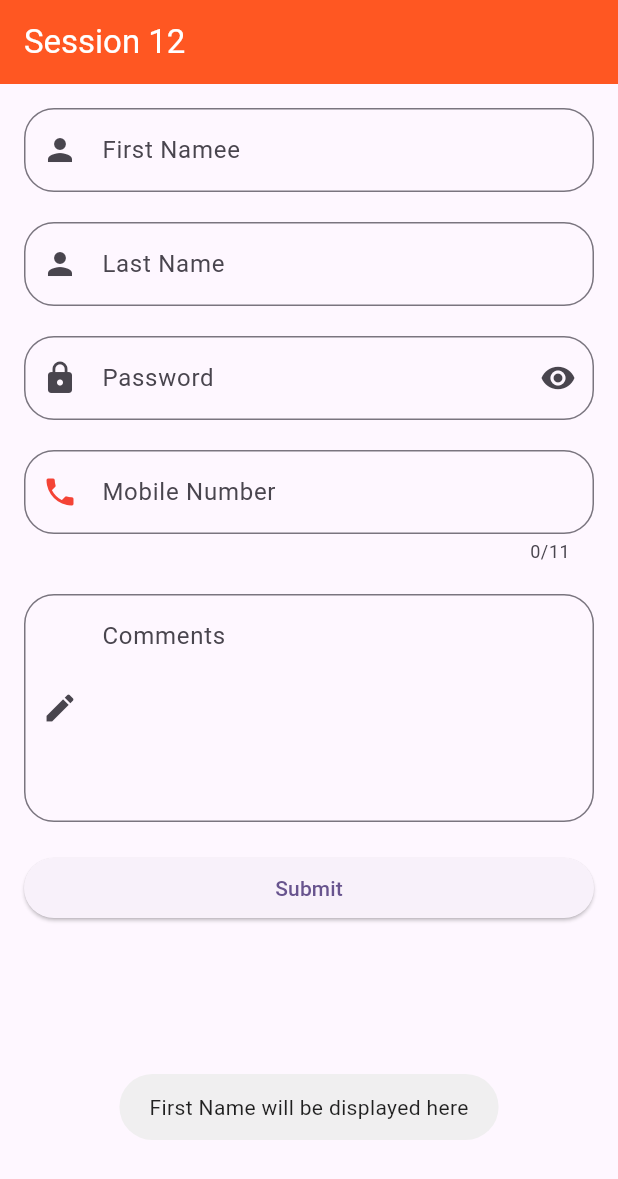
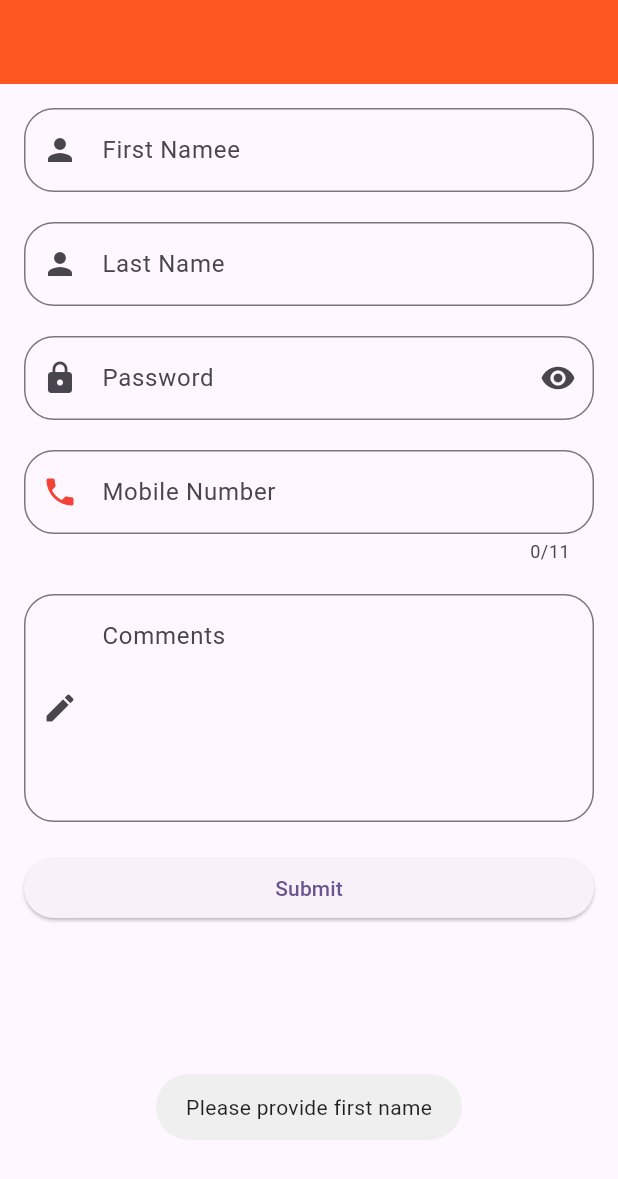
Before and after one commit to abidroid/sbbwu_session12_textfields_forms_navigation, a Flutter app: the screen it shows after launch, after a tap on "Submit", on a phone screen of 412 x 824 dp. Shown: the top 1179 px of the screen. Run offline on Flutter 3.47's test engine with Material 3 defaults, Android fonts, the phone set to English and light mode, and no system bars; our stand-ins replace fluttertoast, gap.

Commit message:
onchanged explaned and also text editing controllers

```diff
--- a/lib/screens/textfield_demo_screen.dart
+++ b/lib/screens/textfield_demo_screen.dart
@@ -12,20 +12,24 @@ class TextFieldDemoScreen extends StatefulWidget {
 class _TextFieldDemoScreenState extends State<TextFieldDemoScreen> {
 
   bool obscureText = false;
+  TextEditingController firstController = TextEditingController();
+  TextEditingController lastController = TextEditingController();
 
+  String title = '';
 
   @override
   Widget build(BuildContext context) {
     return Scaffold(
       appBar: AppBar(
         backgroundColor: Colors.deepOrange,
-        title: const Text('Session 12', style: TextStyle(color: Colors.white),),
+        title:  Text(title, style: TextStyle(color: Colors.white),),
       ),
       body: Padding(
         padding: const EdgeInsets.all(16.0),
         child: ListView(children: [
 
           TextField(
+            controller: firstController,
             decoration: InputDecoration(
               hintText: 'First Name',
               labelText: 'First Namee',
@@ -39,6 +43,7 @@ class _TextFieldDemoScreenState extends State<TextFieldDemoScreen> {
           const Gap(20),
 
           TextField(
+            controller: lastController,
             decoration: InputDecoration(
                 hintText: 'Last Name',
               border: OutlineInputBorder(
@@ -92,9 +97,13 @@ class _TextFieldDemoScreenState extends State<TextFieldDemoScreen> {
               ),
               prefixIcon: const Icon(Icons.phone),
               prefixIconColor: Colors.red,
+            ),
+            onChanged: (String text){
+              setState(() {
+                title = text;
+              });
+            },
 
-
-            ),
           ),
 
           const Gap(20),
@@ -115,7 +124,23 @@ class _TextFieldDemoScreenState extends State<TextFieldDemoScreen> {
 
           Gap(20),
           ElevatedButton(onPressed: (){
-            Fluttertoast.showToast(msg: 'First Name will be displayed here');
+
+            String firstName = firstController.text.trim();
+            String lastName = lastController.text.trim();
+
+            if( firstName.isEmpty ){
+              Fluttertoast.showToast(msg: 'Please provide first name');
+              return;
+            }
+
+            if( lastName.isEmpty){
+              Fluttertoast.showToast(msg: 'Please provide last name');
+              return;
+            }
+
+            String fullName = '$firstName $lastName';
+            Fluttertoast.showToast(msg: 'Full Name $fullName');
+
           }, child: const Text('Submit'))
 
         ],),
```
